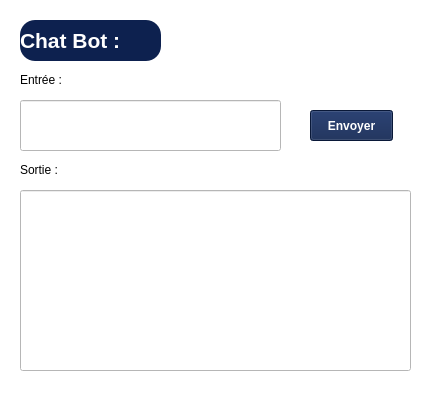
ProjetCpp-2425/projetcpp-smart-clothing-store, file chatbotwindow.ui: the form before one commit.
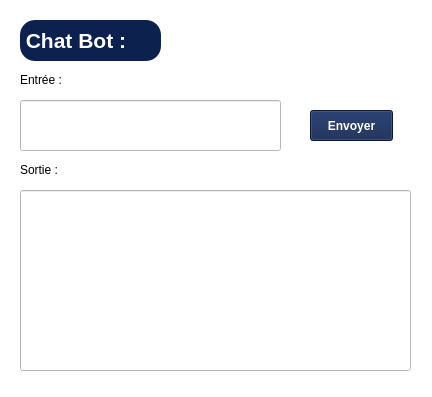
The form after the commit.

```diff
--- a/chatbotwindow.ui
+++ b/chatbotwindow.ui
@@ -112,7 +112,7 @@
 border-radius: 15px; </string>
    </property>
    <property name="text">
-    <string>Chat Bot :</string>
+    <string> Chat Bot :</string>
    </property>
   </widget>
   <widget class="QLabel" name="label_4">
```
